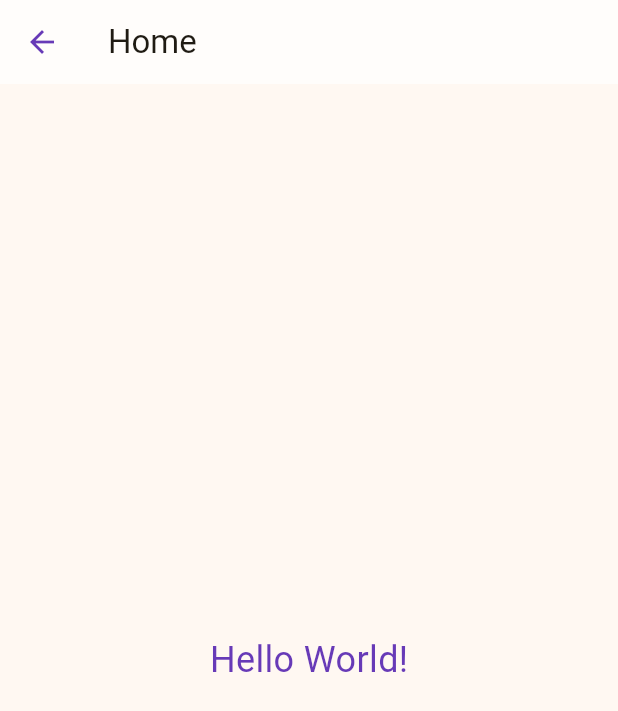
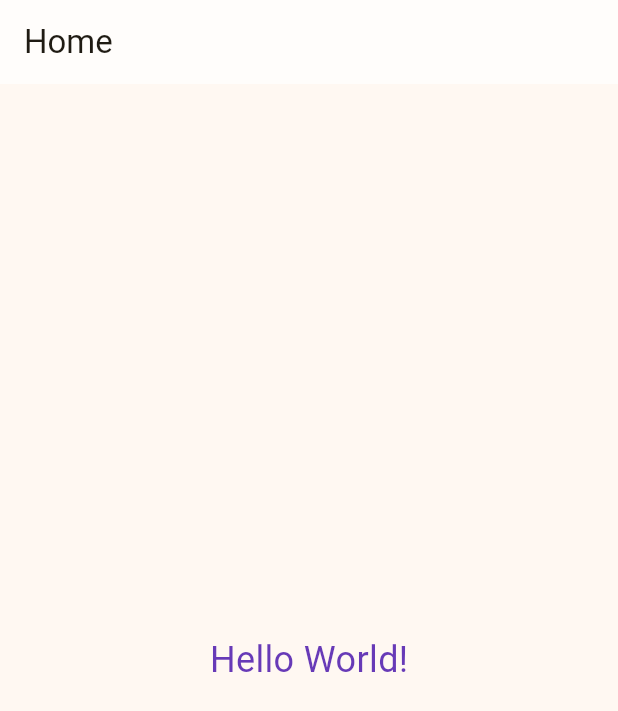
Before and after one commit to MViniciusCoffe/Mellodica, a Flutter app: the HomeView screen opened directly, on a phone screen of 412 x 824 dp. Shown: the top 711 px of the screen. Run offline on Flutter 3.47's test engine with Material 3 defaults, Android fonts, the phone set to English and light mode, and no system bars.

Commit message:
feat: remove back button from appBar in HomeView

```diff
--- a/lib/views/home_view.dart
+++ b/lib/views/home_view.dart
@@ -9,10 +9,7 @@ class HomeView extends StatelessWidget {
       appBar: AppBar(
         title: Text("Home"),
         backgroundColor: Colors.white70,
-        leading: IconButton(
-          icon: Icon(Icons.arrow_back, color: Colors.deepPurple),
-          onPressed: () => Navigator.pop(context),
-        ),
+        automaticallyImplyLeading: false,
       ),
       body: Center(
         child: Text(
```
